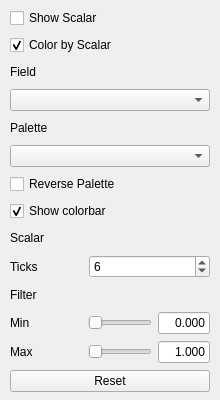
thermeng/SciRender, file src/ui/scalar_page.ui: the form before one commit.
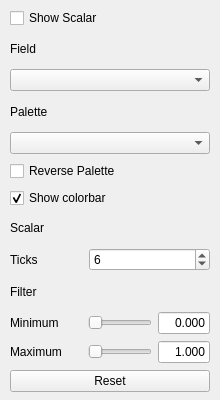
The form after the commit.

Commit message: ui: removed dead option from scalar page

```diff
--- a/src/ui/scalar_page.ui
+++ b/src/ui/scalar_page.ui
@@ -51,16 +51,7 @@
       <property name="bottomMargin">
        <number>0</number>
       </property>
-      <item>
-       <widget class="QCheckBox" name="colorByScalar">
-        <property name="text">
-         <string>Color by Scalar</string>
-        </property>
-        <property name="checked">
-         <bool>true</bool>
-        </property>
-       </widget>
-      </item>
+
       <item>
        <widget class="QLabel" name="fieldHeader"><property name="text">
          <string>Field</string>
@@ -177,7 +168,7 @@
             <height>16777215</height>
            </size>
           </property><property name="text">
-           <string>Min</string>
+           <string>Minimum</string>
           </property>
           <property name="alignment">
            <set>Qt::AlignmentFlag::AlignLeading|Qt::AlignmentFlag::AlignLeft|Qt::AlignmentFlag::AlignVCenter</set>
@@ -245,7 +236,7 @@
             <height>16777215</height>
            </size>
           </property><property name="text">
-           <string>Max</string>
+           <string>Maximum</string>
           </property>
           <property name="alignment">
            <set>Qt::AlignmentFlag::AlignLeading|Qt::AlignmentFlag::AlignLeft|Qt::AlignmentFlag::AlignVCenter</set>
```
